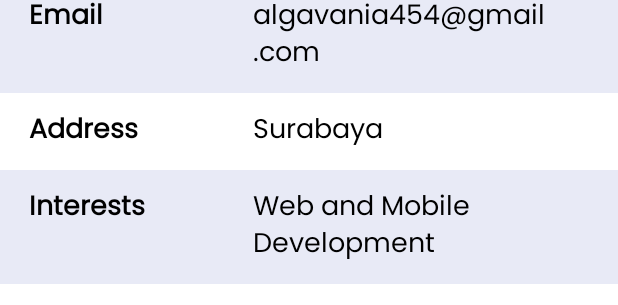
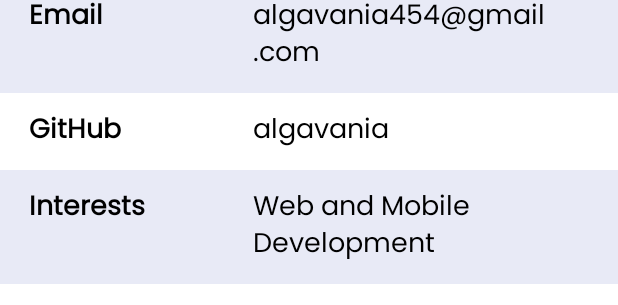
Before and after one commit to algavania/WorldOfGames, an Android app: the layout fragment_profile.xml on its own in the app's theme, with its tools: preview values and no code run, on a phone screen of 412 x 824 dp. Shown: the part 488-793 px from the top of the screen. Run offline under Robolectric (Android 15) with nearby library versions, the phone set to English and light mode, and no system bars.

Commit message:
change address to github in profile

```diff
--- a/app/src/main/res/layout/fragment_profile.xml
+++ b/app/src/main/res/layout/fragment_profile.xml
@@ -95,7 +95,7 @@
                     android:layout_width="0dp"
                     android:layout_height="wrap_content"
                     android:layout_weight="0.4"
-                    android:text="Address"
+                    android:text="GitHub"
                     android:textColor="@color/black"
                     android:textSize="@dimen/_14ssp"
                     android:textStyle="bold" />
@@ -105,7 +105,7 @@
                     android:layout_width="0dp"
                     android:layout_height="wrap_content"
                     android:layout_weight="0.6"
-                    android:text="Surabaya"
+                    android:text="algavania"
                     android:textColor="@color/black"
                     android:textSize="@dimen/_14ssp" />
 
```
